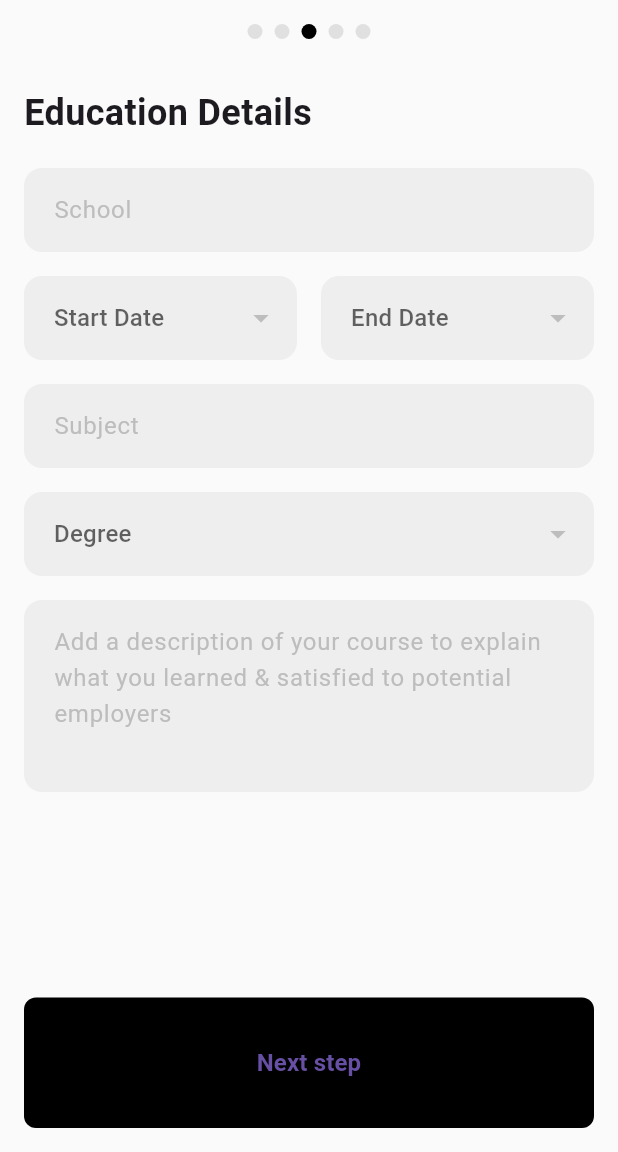
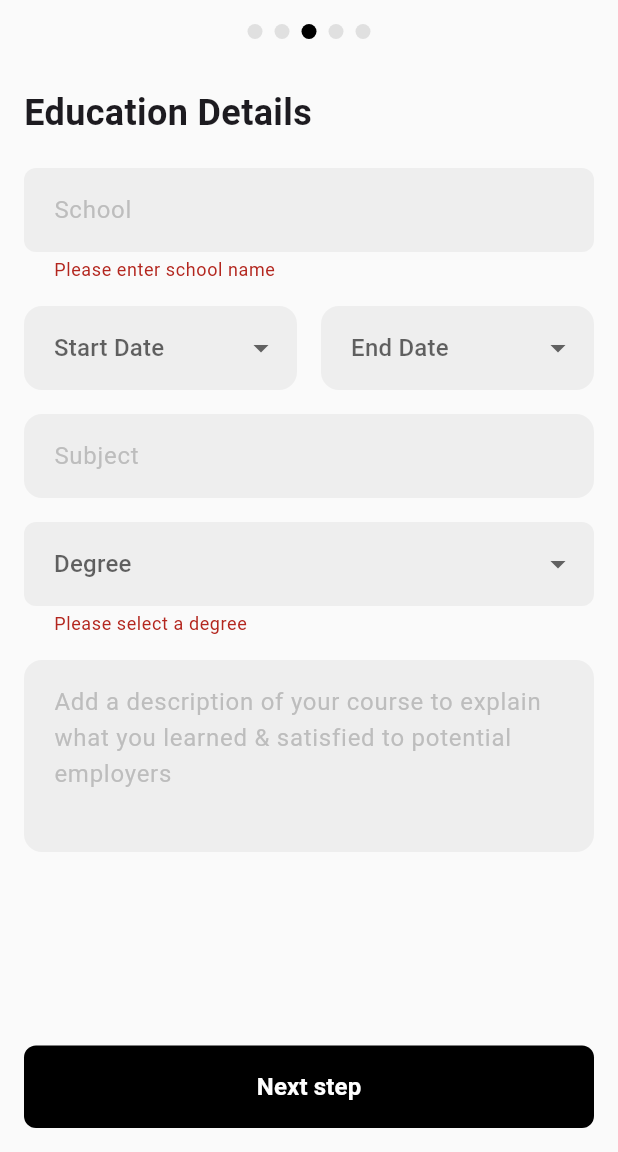
Before and after one commit to boubligha/cv-builder-flutter, a Flutter app: the EducationPage screen opened directly with empty values, after a tap on "Next step", on a phone screen of 412 x 824 dp, the part 84-1236 px from its top. Run offline on Flutter 3.47's test engine with Material 3 defaults, Android fonts, the phone set to English and light mode, and no system bars; our stand-ins replace image_picker, pdf, printing.

Commit message:
everything is fine withowt ai

```diff
--- a/lib/education_page.dart
+++ b/lib/education_page.dart
@@ -21,6 +21,23 @@ class _EducationPageState extends State<EducationPage> {
   final List<Map<String, String>> _education = [];
   DateTime? startDate;
   DateTime? endDate;
+
+  // Add these lists for dropdown options
+  final List<String> _degrees = [
+    'High School Diploma',
+    'Associate\'s Degree',
+    'Bachelor\'s Degree',
+    'Master\'s Degree',
+    'Doctorate (Ph.D.)',
+    'MBA',
+    'Professional Certification',
+    'Other',
+  ];
+
+  List<String> _generateYearList() {
+    final currentYear = DateTime.now().year;
+    return List.generate(50, (index) => (currentYear - index).toString());
+  }
 
   void _addEducation() {
     setState(() {
@@ -47,7 +64,8 @@ class _EducationPageState extends State<EducationPage> {
       Navigator.push(
         context,
         MaterialPageRoute(
-          builder: (context) => OtherInformationPage(
+          builder:
+              (context) => OtherInformationPage(
                 userInfo: updatedUserInfo,
                 selectedTemplate: widget.selectedTemplate,
               ),
@@ -58,6 +76,8 @@ class _EducationPageState extends State<EducationPage> {
 
   @override
   Widget build(BuildContext context) {
+    final yearsList = _generateYearList();
+
     return Scaffold(
       appBar: AppBar(
         leading: IconButton(
@@ -74,7 +94,9 @@ class _EducationPageState extends State<EducationPage> {
           ),
         ],
       ),
-      body: Column(
+      body: Form(
+        key: _formKey,
+        child: Column(
           children: [
             // Progress indicator
             Container(
@@ -110,7 +132,7 @@ class _EducationPageState extends State<EducationPage> {
                     ),
                     SizedBox(height: 20),
                     // School field
-                  TextField(
+                    TextFormField(
                       decoration: InputDecoration(
                         filled: true,
                         fillColor: Colors.grey[200],
@@ -120,13 +142,33 @@ class _EducationPageState extends State<EducationPage> {
                         ),
                         hintText: 'School',
                       ),
+                      onSaved: (value) {
+                        if (_education.isEmpty) {
+                          _education.add({
+                            'school': value ?? '',
+                            'degree': '',
+                            'field': '',
+                            'startDate': startDate?.toString() ?? '',
+                            'endDate': endDate?.toString() ?? '',
+                            'description': '',
+                          });
+                        } else {
+                          _education[0]['school'] = value ?? '';
+                        }
+                      },
+                      validator: (value) {
+                        if (value == null || value.isEmpty) {
+                          return 'Please enter school name';
+                        }
+                        return null;
+                      },
                     ),
                     SizedBox(height: 16),
                     // Date selection
                     Row(
                       children: [
                         Expanded(
-                        child: DropdownButtonFormField(
+                          child: DropdownButtonFormField<String>(
                             decoration: InputDecoration(
                               filled: true,
                               fillColor: Colors.grey[200],
@@ -136,13 +178,25 @@ class _EducationPageState extends State<EducationPage> {
                               ),
                             ),
                             hint: Text('Start Date'),
-                          items: [], // Add your date items
-                          onChanged: (value) {},
+                            items:
+                                yearsList.map((String year) {
+                                  return DropdownMenuItem<String>(
+                                    value: year,
+                                    child: Text(year),
+                                  );
+                                }).toList(),
+                            onChanged: (String? value) {
+                              setState(() {
+                                if (value != null) {
+                                  startDate = DateTime(int.parse(value));
+                                }
+                              });
+                            },
                           ),
                         ),
                         SizedBox(width: 16),
                         Expanded(
-                        child: DropdownButtonFormField(
+                          child: DropdownButtonFormField<String>(
                             decoration: InputDecoration(
                               filled: true,
                               fillColor: Colors.grey[200],
@@ -152,15 +206,27 @@ class _EducationPageState extends State<EducationPage> {
                               ),
                             ),
                             hint: Text('End Date'),
-                          items: [], // Add your date items
-                          onChanged: (value) {},
+                            items:
+                                [...yearsList, 'Present'].map((String year) {
+                                  return DropdownMenuItem<String>(
+                                    value: year,
+                                    child: Text(year),
+                                  );
+                                }).toList(),
+                            onChanged: (String? value) {
+                              setState(() {
+                                if (value != null && value != 'Present') {
+                                  endDate = DateTime(int.parse(value));
+                                }
+                              });
+                            },
                           ),
                         ),
                       ],
                     ),
                     SizedBox(height: 16),
                     // Subject field
-                  TextField(
+                    TextFormField(
                       decoration: InputDecoration(
                         filled: true,
                         fillColor: Colors.grey[200],
@@ -170,10 +236,15 @@ class _EducationPageState extends State<EducationPage> {
                         ),
                         hintText: 'Subject',
                       ),
+                      onSaved: (value) {
+                        if (!_education.isEmpty) {
+                          _education[0]['field'] = value ?? '';
+                        }
+                      },
                     ),
                     SizedBox(height: 16),
                     // Degree field
-                  DropdownButtonFormField(
+                    DropdownButtonFormField<String>(
                       decoration: InputDecoration(
                         filled: true,
                         fillColor: Colors.grey[200],
@@ -183,12 +254,37 @@ class _EducationPageState extends State<EducationPage> {
                         ),
                       ),
                       hint: Text('Degree'),
-                    items: [], // Add your degree items
-                    onChanged: (value) {},
+                      items:
+                          _degrees.map((String degree) {
+                            return DropdownMenuItem<String>(
+                              value: degree,
+                              child: Text(degree),
+                            );
+                          }).toList(),
+                      onChanged: (String? value) {
+                        setState(() {
+                          if (value != null) {
+                            if (!_education.isEmpty) {
+                              _education[0]['degree'] = value;
+                            }
+                          }
+                        });
+                      },
+                      onSaved: (value) {
+                        if (!_education.isEmpty) {
+                          _education[0]['degree'] = value ?? '';
+                        }
+                      },
+                      validator: (value) {
+                        if (value == null || value.isEmpty) {
+                          return 'Please select a degree';
+                        }
+                        return null;
+                      },
                     ),
                     SizedBox(height: 16),
                     // Description field
-                  TextField(
+                    TextFormField(
                       maxLines: 4,
                       decoration: InputDecoration(
                         filled: true,
@@ -197,42 +293,43 @@ class _EducationPageState extends State<EducationPage> {
                           borderRadius: BorderRadius.circular(8),
                           borderSide: BorderSide.none,
                         ),
-                      hintText: 'Add a description of your course to explain what you learned & satisfied to potential employers',
+                        hintText:
+                            'Add a description of your course to explain what you learned & satisfied to potential employers',
                       ),
+                      onSaved: (value) {
+                        if (!_education.isEmpty) {
+                          _education[0]['description'] = value ?? '';
+                        }
+                      },
                     ),
                   ],
                 ),
               ),
             ),
-          // Next step button
-          Padding(
+            // Next step button with improved styling
+            Container(
               padding: EdgeInsets.all(16),
               child: ElevatedButton(
-              onPressed: () {
-                // Navigate to next page
-                Navigator.pushNamed(context, '/other_information');
-              },
-              child: Container(
-                width: double.infinity,
-                padding: EdgeInsets.symmetric(vertical: 16),
+                onPressed: _submitForm,
+                style: ElevatedButton.styleFrom(
+                  backgroundColor: Colors.black,
+                  minimumSize: Size(double.infinity, 48),
+                  shape: RoundedRectangleBorder(
+                    borderRadius: BorderRadius.circular(8),
+                  ),
+                ),
                 child: Text(
                   'Next step',
-                  textAlign: TextAlign.center,
                   style: TextStyle(
                     fontSize: 16,
                     fontWeight: FontWeight.bold,
-                  ),
-                ),
-              ),
-              style: ElevatedButton.styleFrom(
-                backgroundColor: Colors.black,
-                shape: RoundedRectangleBorder(
-                  borderRadius: BorderRadius.circular(8),
+                    color: Colors.white,
                   ),
                 ),
               ),
             ),
           ],
+        ),
       ),
     );
   }
--- a/lib/theme/app_theme.dart
+++ b/lib/theme/app_theme.dart
@@ -121,7 +121,7 @@ class AppTheme {
       borderRadius: BorderRadius.circular(12),
     ),
   ).copyWith(
-    backgroundColor: MaterialStateProperty.all(Colors.transparent),
-    foregroundColor: MaterialStateProperty.all(Colors.white),
+    backgroundColor: WidgetStateProperty.all(Colors.transparent),
+    foregroundColor: WidgetStateProperty.all(Colors.white),
   );
 }
```
Also changed, not shown: lib/contact_information_page.dart (+8 -6 lines). Lines whose indentation alone changed are shown as unchanged.
